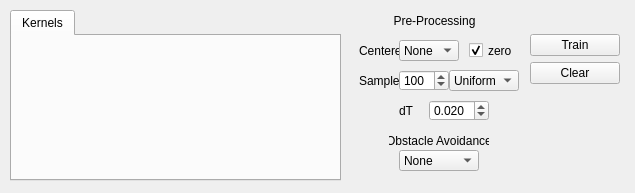
First picture: the form in MLDemos/optsDynamic.ui, repository b4silio/MLDemos, before the edit.
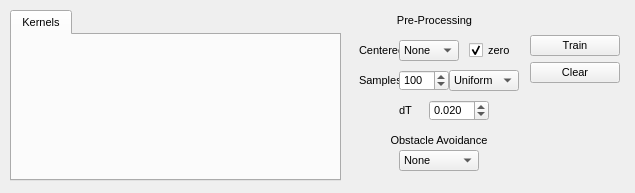
Second picture: the form after the edit.

What changed in the file:
```diff
--- a/MLDemos/optsDynamic.ui
+++ b/MLDemos/optsDynamic.ui
@@ -33,7 +33,7 @@
    </property>
    <property name="font">
     <font>
-     <pointsize>9</pointsize>
+     <pointsize>8</pointsize>
     </font>
    </property>
    <property name="currentIndex">
@@ -56,7 +56,7 @@
    </property>
    <property name="font">
     <font>
-     <pointsize>9</pointsize>
+     <pointsize>8</pointsize>
     </font>
    </property>
    <widget class="QLabel" name="label">
@@ -70,7 +70,7 @@
     </property>
     <property name="font">
      <font>
-      <pointsize>9</pointsize>
+      <pointsize>8</pointsize>
      </font>
     </property>
     <property name="text">
@@ -91,7 +91,7 @@
     </property>
     <property name="font">
      <font>
-      <pointsize>9</pointsize>
+      <pointsize>8</pointsize>
      </font>
     </property>
     <property name="toolTip">
@@ -132,7 +132,7 @@
     </property>
     <property name="font">
      <font>
-      <pointsize>9</pointsize>
+      <pointsize>8</pointsize>
      </font>
     </property>
     <property name="text">
@@ -153,7 +153,7 @@
     </property>
     <property name="font">
      <font>
-      <pointsize>9</pointsize>
+      <pointsize>8</pointsize>
      </font>
     </property>
     <property name="toolTip">
@@ -190,7 +190,7 @@
     </property>
     <property name="font">
      <font>
-      <pointsize>9</pointsize>
+      <pointsize>8</pointsize>
      </font>
     </property>
     <property name="toolTip">
@@ -226,7 +226,7 @@
     </property>
     <property name="font">
      <font>
-      <pointsize>9</pointsize>
+      <pointsize>8</pointsize>
      </font>
     </property>
     <property name="text">
@@ -247,7 +247,7 @@
     </property>
     <property name="font">
      <font>
-      <pointsize>9</pointsize>
+      <pointsize>8</pointsize>
      </font>
     </property>
     <property name="text">
@@ -268,7 +268,7 @@
     </property>
     <property name="font">
      <font>
-      <pointsize>9</pointsize>
+      <pointsize>8</pointsize>
      </font>
     </property>
     <property name="text">
@@ -289,7 +289,7 @@
     </property>
     <property name="font">
      <font>
-      <pointsize>9</pointsize>
+      <pointsize>8</pointsize>
      </font>
     </property>
     <property name="toolTip">
@@ -329,7 +329,7 @@
     </property>
     <property name="font">
      <font>
-      <pointsize>9</pointsize>
+      <pointsize>8</pointsize>
      </font>
     </property>
     <property name="toolTip">
@@ -360,7 +360,7 @@
     </property>
     <property name="font">
      <font>
-      <pointsize>9</pointsize>
+      <pointsize>8</pointsize>
      </font>
     </property>
     <property name="text">
@@ -382,7 +382,7 @@
    </property>
    <property name="font">
     <font>
-     <pointsize>9</pointsize>
+     <pointsize>8</pointsize>
     </font>
    </property>
    <layout class="QVBoxLayout" stretch="1,1,1,4">
@@ -390,7 +390,7 @@
      <spacer name="spacer_2">
       <property name="font">
        <font>
-        <pointsize>9</pointsize>
+        <pointsize>8</pointsize>
        </font>
       </property>
       <property name="orientation">
@@ -408,7 +408,7 @@
      <widget class="QPushButton" name="regressionButton">
       <property name="font">
        <font>
-        <pointsize>9</pointsize>
+        <pointsize>8</pointsize>
        </font>
       </property>
       <property name="toolTip">
@@ -423,7 +423,7 @@
      <widget class="QPushButton" name="clearButton">
       <property name="font">
        <font>
-        <pointsize>9</pointsize>
+        <pointsize>8</pointsize>
        </font>
       </property>
       <property name="toolTip">
@@ -443,7 +443,7 @@
      <spacer>
       <property name="font">
        <font>
-        <pointsize>9</pointsize>
+        <pointsize>8</pointsize>
        </font>
       </property>
       <property name="orientation">
```
